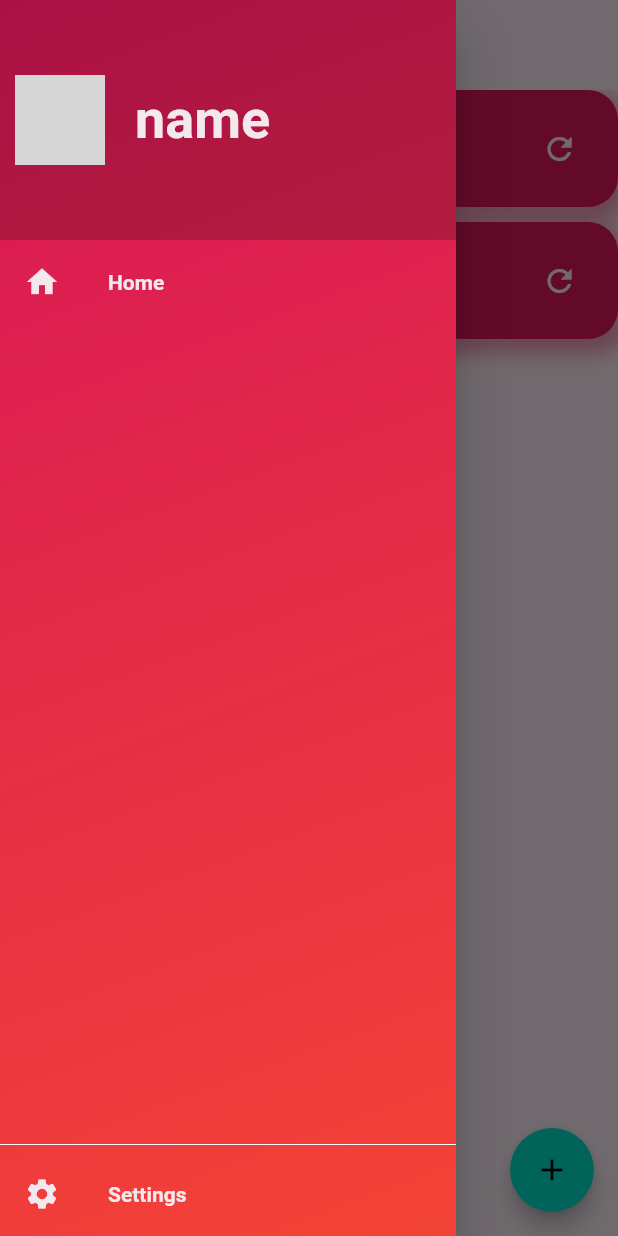
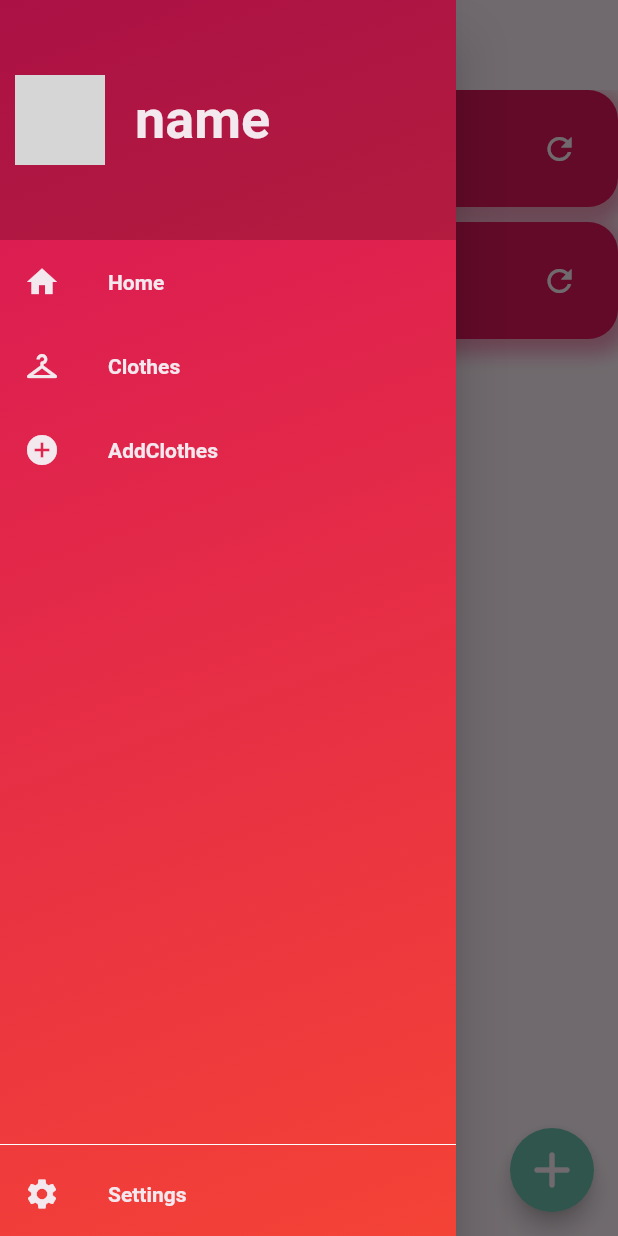
Before and after one commit to HALfr0ZEN/wimc, a Flutter app: the screen it shows after launch, with the side drawer open, on a phone screen of 412 x 824 dp. Run offline on Flutter 3.47's test engine with Material 2 defaults, Android fonts, the phone set to English and light mode, and no system bars; our stand-ins replace camera, file_picker; network calls fail; grey boxes are pictures that could not be loaded.

```diff
--- a/lib/core/res/color.dart
+++ b/lib/core/res/color.dart
@@ -24,6 +24,22 @@ class AppColors {
           elevation: 0,
         ),
         colorScheme: const ColorScheme.light(),
+        elevatedButtonTheme: ElevatedButtonThemeData(
+          style: ButtonStyle(
+              backgroundColor:
+                  MaterialStateProperty.all(AppColors.secondaryColor)),
+        ),
+        buttonTheme: ButtonThemeData(buttonColor: secondaryColor),
+        inputDecorationTheme: InputDecorationTheme(
+          floatingLabelStyle: TextStyle(color: primaryHeaderColor),
+          labelStyle: TextStyle(color: primaryHeaderColor.withOpacity(.5)),
+          border: OutlineInputBorder(
+            borderSide: BorderSide(color: primaryHeaderColor, width: 20),
+          ),
+          focusedBorder: OutlineInputBorder(
+              borderSide: BorderSide(color: secondaryColor.withOpacity(.5))),
+          contentPadding: const EdgeInsetsDirectional.all(15),
+        ),
         textTheme: const TextTheme(
           bodyLarge: TextStyle(
             fontSize: 36,
--- /dev/null
+++ b/lib/pages/clothes/add.dart
@@ -0,0 +1,19 @@
+import 'package:flutter/material.dart';
+import 'package:wimc/widget/addClothesForm.dart';
+import 'package:wimc/widget/scaffold.dart';
+
+class AddClothes extends StatefulWidget {
+  const AddClothes({super.key});
+
+  @override
+  State<AddClothes> createState() => _AddClothesState();
+}
+
+class _AddClothesState extends State<AddClothes> {
+  final _formKey = GlobalKey<FormState>();
+
+  @override
+  Widget build(BuildContext context) {
+    return ScaffoldWidget(body: AddClothesFormWidget());
+  }
+}
--- a/lib/pages/home.dart
+++ b/lib/pages/home.dart
@@ -1,28 +1,29 @@
 import 'package:camera/camera.dart';
 import 'package:flutter/material.dart';
+import 'package:wimc/core/res/color.dart';
 import 'package:wimc/pages/camera.dart';
+import 'package:wimc/pages/clothes/add.dart';
 import 'package:wimc/widget/appBar.dart';
 import 'package:wimc/widget/clothesTile.dart';
 import 'package:wimc/widget/navigationDrawer.dart';
+import 'package:wimc/widget/scaffold.dart';
 
 class Home extends StatelessWidget {
   const Home({super.key});
 
   @override
   Widget build(BuildContext context) {
-    return Scaffold(
-      drawer: const NavigationDrawerWidget(),
-      appBar: const AppBarWidget(),
+    return ScaffoldWidget(
       floatingActionButton: FloatingActionButton(
-          child: Icon(Icons.add),
-          onPressed: () async {
-            await availableCameras().then((value) => Navigator.push(context,
-                MaterialPageRoute(builder: (_) => Camera(cameras: value))));
-          }),
+        backgroundColor: AppColors.secondaryColor,
+        child:
+            Icon(Icons.add_rounded, size: 40, color: AppColors.backgroundColor),
+        onPressed: () => navigateTo(const AddClothes(), context),
+      ),
       body: Column(
-        children: [
+        children: const [
           ClothesTileWidget(),
-          const SizedBox(
+          SizedBox(
             height: 10,
           ),
           ClothesTileWidget()
@@ -31,3 +32,8 @@ class Home extends StatelessWidget {
     );
   }
 }
+
+// () async {
+//           await availableCameras().then((value) => Navigator.push(context,
+//               MaterialPageRoute(builder: (_) => Camera(cameras: value))));
+//         },
--- a/lib/widget/navigationDrawer.dart
+++ b/lib/widget/navigationDrawer.dart
@@ -1,5 +1,7 @@
 import 'package:flutter/material.dart';
 import 'package:wimc/core/res/color.dart';
+import 'package:wimc/pages/clothes/add.dart';
+import 'package:wimc/pages/clothes/index.dart';
 import 'package:wimc/pages/home.dart';
 import 'package:wimc/pages/settings.dart';
 
@@ -24,18 +26,13 @@ class NavigationDrawerWidget extends StatelessWidget {
               name: "name",
               context: context,
             ),
-            createMenuChild(
-              icon: Icons.home,
-              label: "Home",
-              onClicked: () => navigateTo(0, context),
-              context: context,
-            ),
+            ...buildMenu(context: context),
             const Spacer(),
             const Divider(color: Colors.white, height: 10),
             createMenuChild(
               icon: Icons.settings,
               label: "Settings",
-              onClicked: () => navigateTo(1, context),
+              onClicked: () => navigateTo(const Settings(), context),
               context: context,
             ),
           ],
@@ -43,6 +40,19 @@ class NavigationDrawerWidget extends StatelessWidget {
       ),
     );
   }
+}
+
+Iterable<Widget> buildMenu({required BuildContext context}) {
+  Iterable<Widget> pages = pagesMap.map(
+    (page) => createMenuChild(
+      icon: page["icon"],
+      label: page["label"],
+      context: context,
+      onClicked: () => navigateTo(page["pagelink"], context),
+    ),
+  );
+
+  return pages;
 }
 
 Widget createMenuChild(
@@ -66,11 +76,26 @@ Widget createMenuChild(
   );
 }
 
-List<Widget> pages = [const Home(), const Settings()];
+List<Map<String, dynamic>> pagesMap = [
+  {
+    "label": "Home",
+    "icon": Icons.home,
+    "pagelink": const Home(),
+  },
+  {
+    "label": "Clothes",
+    "icon": Icons.checkroom,
+    "pagelink": const ShowClothes(),
+  },
+  {
+    "label": "AddClothes",
+    "icon": Icons.add_circle,
+    "pagelink": const AddClothes(),
+  },
+];
 
-void navigateTo(int index, BuildContext context) {
-  Navigator.of((context))
-      .push(MaterialPageRoute(builder: (context) => pages[index]));
+void navigateTo(Widget page, BuildContext context) {
+  Navigator.of((context)).push(MaterialPageRoute(builder: (context) => page));
 }
 
 Widget createHeader(
--- /dev/null
+++ b/lib/widget/scaffold.dart
@@ -0,0 +1,21 @@
+import 'package:flutter/material.dart';
+import 'package:flutter/src/widgets/framework.dart';
+import 'package:flutter/src/widgets/placeholder.dart';
+import 'package:wimc/widget/appBar.dart';
+import 'package:wimc/widget/navigationDrawer.dart';
+
+class ScaffoldWidget extends StatelessWidget {
+  Widget body;
+  FloatingActionButton? floatingActionButton;
+  ScaffoldWidget({super.key, required this.body, this.floatingActionButton});
+
+  @override
+  Widget build(BuildContext context) {
+    return Scaffold(
+      drawer: const NavigationDrawerWidget(),
+      appBar: const AppBarWidget(),
+      floatingActionButton: floatingActionButton,
+      body: body,
+    );
+  }
+}
--- a/pubspec.yaml
+++ b/pubspec.yaml
@@ -39,6 +39,7 @@ dependencies:
   http: ^0.13.5
   flutter_launcher_icons: "^0.11.0"
   camera: ^0.10.2
+  file_picker: ^5.2.5
 
 dev_dependencies:
   flutter_test:
```
Also changed, not shown: lib/pages/clothes/index.dart (added, +11 -0 lines), lib/pages/settings.dart (+4 -3 lines), lib/widget/addClothesForm.dart (added, +138 -0 lines), pubspec.lock.
